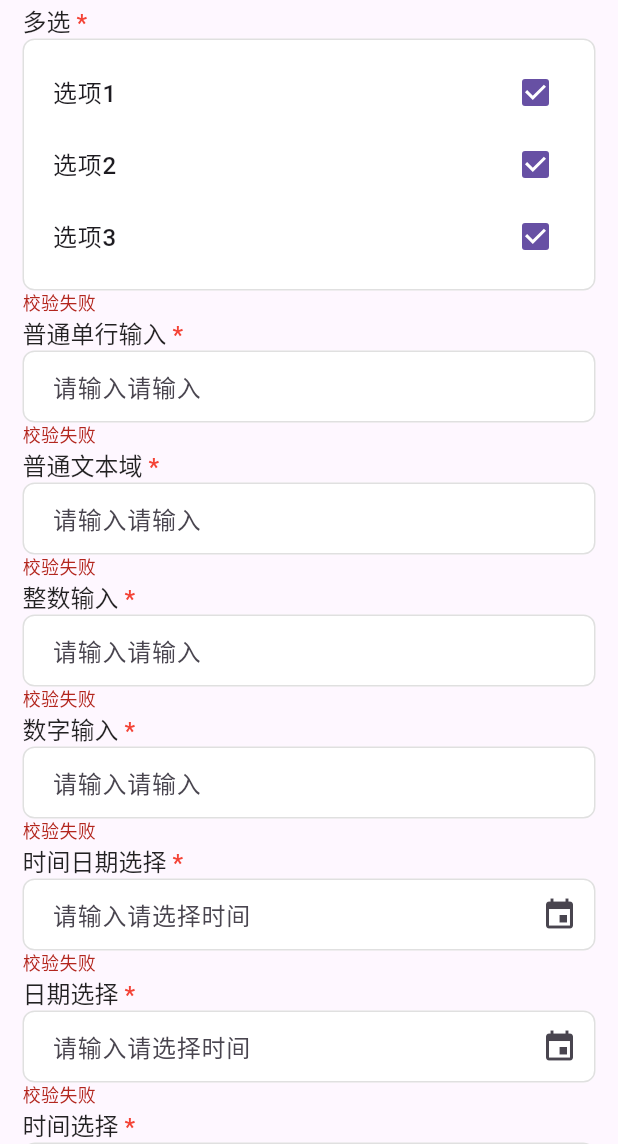
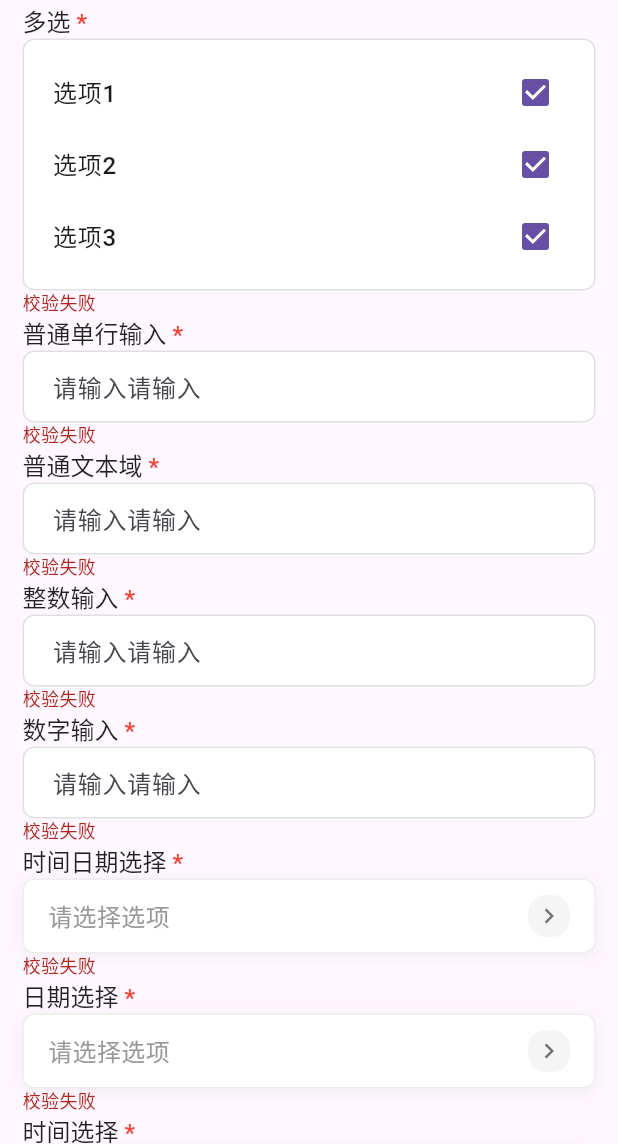
Before and after one commit to yuzhido/simple_ui_for_flutter, a Flutter app: the CustomFormPage screen opened directly, scrolled down 576 dp, on a phone screen of 412 x 824 dp, the part 92-1236 px from its top. Run offline on Flutter 3.47's test engine with Material 3 defaults, Android fonts, the phone set to English and light mode, and no system bars; our stand-ins replace dio, file_picker, flutter_image_compress, image_picker, permission_handler; missing offline and left inert: mobile_scanner.

Commit message:
表单组件重构

```diff
--- a/example/lib/main.dart
+++ b/example/lib/main.dart
@@ -1,4 +1,5 @@
 import 'package:example/pages/cate_page/config_form_examples.dart';
+import 'package:example/pages/cate_page/custom_form_example_demos.dart';
 import 'package:example/pages/cate_page/dropdown_choose_example.dart';
 import 'package:example/pages/cate_page/file_upload_example.dart';
 import 'package:example/pages/cate_page/form_builder_example.dart';
@@ -51,6 +52,11 @@ class HomePage extends StatelessWidget {
             ElevatedButton(
               onPressed: () => Navigator.push(context, MaterialPageRoute(builder: (_) => const ConfigFormExamplesPage())),
               child: const Text('配置表单（ConfigForm）示例'),
+            ),
+            const SizedBox(height: 12),
+            ElevatedButton(
+              onPressed: () => Navigator.push(context, MaterialPageRoute(builder: (_) => const CustomFormExampleDemosPage())),
+              child: const Text('最新配置表单(CustomFormExampleDemosPage)示例'),
             ),
             const SizedBox(height: 12),
 
--- a/lib/src/custom_form/widgets/date_for_date.dart
+++ b/lib/src/custom_form/widgets/date_for_date.dart
@@ -1,6 +1,7 @@
 import 'package:flutter/material.dart';
-import 'package:simple_ui/src/config_form/utils/basic_style.dart';
-import 'package:simple_ui/src/custom_form/index.dart';
+import 'package:simple_ui/src/custom_form/widgets/error_info.dart';
+import 'package:simple_ui/src/custom_form/widgets/label_info.dart';
+import 'package:simple_ui/src/widgets/choose_container.dart';
 
 class DateForDate extends StatefulWidget {
   const DateForDate({super.key});
@@ -20,9 +21,7 @@ class _DateForDateState extends State<DateForDate> {
             crossAxisAlignment: CrossAxisAlignment.start,
             children: [
               LabelInfo(label: '日期选择', required: true),
-              TextFormField(
-                readOnly: true,
-                decoration: BasicStyle.inputStyle('请选择时间', suffixIcon: const Icon(Icons.event)),
+              ChooseContainer(
                 onTap: () async {
                   final DateTime? pickedDate = await showDatePicker(context: context, initialDate: DateTime.now(), firstDate: DateTime(2000), lastDate: DateTime(2100));
                   if (pickedDate == null) return;
--- a/lib/src/custom_form/widgets/date_for_date_time.dart
+++ b/lib/src/custom_form/widgets/date_for_date_time.dart
@@ -1,6 +1,7 @@
 import 'package:flutter/material.dart';
-import 'package:simple_ui/src/config_form/utils/basic_style.dart';
-import 'package:simple_ui/src/custom_form/index.dart';
+import 'package:simple_ui/src/custom_form/widgets/error_info.dart';
+import 'package:simple_ui/src/custom_form/widgets/label_info.dart';
+import 'package:simple_ui/src/widgets/choose_container.dart';
 
 class DateForDateTime extends StatefulWidget {
   const DateForDateTime({super.key});
@@ -20,9 +21,7 @@ class _DateForDateTimeState extends State<DateForDateTime> {
             crossAxisAlignment: CrossAxisAlignment.start,
             children: [
               LabelInfo(label: '时间日期选择', required: true),
-              TextFormField(
-                readOnly: true,
-                decoration: BasicStyle.inputStyle('请选择时间', suffixIcon: const Icon(Icons.event)),
+              ChooseContainer(
                 onTap: () async {
                   final DateTime? pickedDate = await showDatePicker(context: context, initialDate: DateTime.now(), firstDate: DateTime(2000), lastDate: DateTime(2100));
                   if (pickedDate == null) return;
@@ -32,7 +31,8 @@ class _DateForDateTimeState extends State<DateForDateTime> {
                   two(int v) => v.toString().padLeft(2, '0');
                   final dateStr = '${pickedDate.year}-${two(pickedDate.month)}-${two(pickedDate.day)}';
                   final timeStr = '${two(pickedTime.hour)}:${two(pickedTime.minute)}';
-                  '$dateStr $timeStr'; // final dateTimeStr =
+                  final dateTimeStr = '$dateStr $timeStr';
+                  print(dateTimeStr);
                 },
               ),
             ],
--- a/lib/src/custom_form/widgets/date_for_time.dart
+++ b/lib/src/custom_form/widgets/date_for_time.dart
@@ -1,6 +1,7 @@
 import 'package:flutter/material.dart';
-import 'package:simple_ui/src/config_form/utils/basic_style.dart';
-import 'package:simple_ui/src/custom_form/index.dart';
+import 'package:simple_ui/src/custom_form/widgets/error_info.dart';
+import 'package:simple_ui/src/custom_form/widgets/label_info.dart';
+import 'package:simple_ui/src/widgets/choose_container.dart';
 
 class DateForTime extends StatefulWidget {
   const DateForTime({super.key});
@@ -20,9 +21,7 @@ class _DateForTimeState extends State<DateForTime> {
             crossAxisAlignment: CrossAxisAlignment.start,
             children: [
               LabelInfo(label: '时间选择', required: true),
-              TextFormField(
-                readOnly: true,
-                decoration: BasicStyle.inputStyle('请选择时间', suffixIcon: const Icon(Icons.event)),
+              ChooseContainer(
                 onTap: () async {
                   final DateTime? pickedDate = await showDatePicker(context: context, initialDate: DateTime.now(), firstDate: DateTime(2000), lastDate: DateTime(2100));
                   if (pickedDate == null) return;
--- a/lib/src/custom_form/widgets/file_for_upload.dart
+++ b/lib/src/custom_form/widgets/file_for_upload.dart
@@ -1,6 +1,7 @@
 import 'package:flutter/material.dart';
 import 'package:simple_ui/simple_ui.dart';
-import 'package:simple_ui/src/custom_form/index.dart';
+import 'package:simple_ui/src/custom_form/widgets/error_info.dart';
+import 'package:simple_ui/src/custom_form/widgets/label_info.dart';
 
 class FileForUpload extends StatefulWidget {
   const FileForUpload({super.key});
--- a/lib/src/custom_form/widgets/input_for_integer.dart
+++ b/lib/src/custom_form/widgets/input_for_integer.dart
@@ -1,7 +1,8 @@
 import 'package:flutter/material.dart';
 import 'package:flutter/services.dart';
 import 'package:simple_ui/src/config_form/utils/basic_style.dart';
-import 'package:simple_ui/src/custom_form/index.dart';
+import 'package:simple_ui/src/custom_form/widgets/error_info.dart';
+import 'package:simple_ui/src/custom_form/widgets/label_info.dart';
 
 class InputForInteger extends StatefulWidget {
   const InputForInteger({super.key});
--- a/lib/src/custom_form/widgets/input_for_number.dart
+++ b/lib/src/custom_form/widgets/input_for_number.dart
@@ -1,7 +1,8 @@
 import 'package:flutter/material.dart';
 import 'package:flutter/services.dart';
 import 'package:simple_ui/src/config_form/utils/basic_style.dart';
-import 'package:simple_ui/src/custom_form/index.dart';
+import 'package:simple_ui/src/custom_form/widgets/error_info.dart';
+import 'package:simple_ui/src/custom_form/widgets/label_info.dart';
 
 class InputForNumber extends StatefulWidget {
   const InputForNumber({super.key});
--- a/lib/src/custom_form/widgets/input_for_text.dart
+++ b/lib/src/custom_form/widgets/input_for_text.dart
@@ -1,7 +1,8 @@
 import 'package:flutter/material.dart';
 import 'package:flutter/services.dart';
 import 'package:simple_ui/src/config_form/utils/basic_style.dart';
-import 'package:simple_ui/src/custom_form/index.dart';
+import 'package:simple_ui/src/custom_form/widgets/error_info.dart';
+import 'package:simple_ui/src/custom_form/widgets/label_info.dart';
 
 class InputForText extends StatefulWidget {
   const InputForText({super.key});
--- a/lib/src/custom_form/widgets/input_for_textarea.dart
+++ b/lib/src/custom_form/widgets/input_for_textarea.dart
@@ -1,7 +1,8 @@
 import 'package:flutter/material.dart';
 import 'package:flutter/services.dart';
 import 'package:simple_ui/src/config_form/utils/basic_style.dart';
-import 'package:simple_ui/src/custom_form/index.dart';
+import 'package:simple_ui/src/custom_form/widgets/error_info.dart';
+import 'package:simple_ui/src/custom_form/widgets/label_info.dart';
 
 class InputForTextarea extends StatefulWidget {
   const InputForTextarea({super.key});
--- a/lib/src/custom_form/widgets/select_for_checkbox.dart
+++ b/lib/src/custom_form/widgets/select_for_checkbox.dart
@@ -1,7 +1,8 @@
 import 'package:flutter/material.dart';
 import 'package:simple_ui/models/select_data.dart';
 import 'package:simple_ui/src/config_form/utils/basic_style.dart';
-import 'package:simple_ui/src/custom_form/index.dart';
+import 'package:simple_ui/src/custom_form/widgets/error_info.dart';
+import 'package:simple_ui/src/custom_form/widgets/label_info.dart';
 
 class SelectForCheckbox extends StatefulWidget {
   const SelectForCheckbox({super.key});
--- a/lib/src/custom_form/widgets/select_for_dropdown.dart
+++ b/lib/src/custom_form/widgets/select_for_dropdown.dart
@@ -1,5 +1,6 @@
 import 'package:flutter/material.dart';
-import 'package:simple_ui/src/custom_form/index.dart';
+import 'package:simple_ui/src/custom_form/widgets/error_info.dart';
+import 'package:simple_ui/src/custom_form/widgets/label_info.dart';
 import 'package:simple_ui/src/widgets/dropdown_container.dart';
 
 class SelectForDropdown extends StatefulWidget {
--- a/lib/src/custom_form/widgets/select_for_multiple.dart
+++ b/lib/src/custom_form/widgets/select_for_multiple.dart
@@ -1,5 +1,6 @@
 import 'package:flutter/material.dart';
-import 'package:simple_ui/src/custom_form/index.dart';
+import 'package:simple_ui/src/custom_form/widgets/error_info.dart';
+import 'package:simple_ui/src/custom_form/widgets/label_info.dart';
 import 'package:simple_ui/src/widgets/dropdown_container.dart';
 
 class SelectForMultiple extends StatefulWidget {
--- a/lib/src/custom_form/widgets/select_for_radio.dart
+++ b/lib/src/custom_form/widgets/select_for_radio.dart
@@ -1,7 +1,8 @@
 import 'package:flutter/material.dart';
 import 'package:simple_ui/models/select_data.dart';
 import 'package:simple_ui/src/config_form/utils/basic_style.dart';
-import 'package:simple_ui/src/custom_form/index.dart';
+import 'package:simple_ui/src/custom_form/widgets/error_info.dart';
+import 'package:simple_ui/src/custom_form/widgets/label_info.dart';
 
 class SelectForRadio extends StatefulWidget {
   const SelectForRadio({super.key});
--- a/lib/src/custom_form/widgets/select_for_single.dart
+++ b/lib/src/custom_form/widgets/select_for_single.dart
@@ -1,5 +1,6 @@
 import 'package:flutter/material.dart';
-import 'package:simple_ui/src/custom_form/index.dart';
+import 'package:simple_ui/src/custom_form/widgets/error_info.dart';
+import 'package:simple_ui/src/custom_form/widgets/label_info.dart';
 import 'package:simple_ui/src/widgets/dropdown_container.dart';
 
 class SelectForSingle extends StatefulWidget {
--- /dev/null
+++ b/lib/src/widgets/choose_container.dart
@@ -0,0 +1,57 @@
+import 'package:flutter/material.dart';
+import 'package:simple_ui/src/widgets/multiple_value.dart';
+import 'package:simple_ui/src/widgets/single_value.dart';
+
+// 选择组件
+class ChooseContainer extends StatefulWidget {
+  // 是否多选
+  final bool? multiple;
+  // 提示词占位符
+  final String tips;
+  // 选中的值
+  final dynamic value;
+  // 是否正在进行选择
+  final bool isChoosing;
+  // 选择组件
+  final Function? onTap;
+  const ChooseContainer({super.key, this.multiple = false, this.tips = '请选择选项', this.onTap, this.value, this.isChoosing = false});
+  @override
+  State<ChooseContainer> createState() => _DropdownContainerState();
+}
+
+class _DropdownContainerState extends State<ChooseContainer> {
+  @override
+  Widget build(BuildContext context) {
+    return InkWell(
+      onTap: () {
+        if (widget.onTap != null) {
+          widget.onTap!();
+        }
+      },
+      child: Container(
+        padding: const EdgeInsets.symmetric(vertical: 10, horizontal: 16),
+        decoration: BoxDecoration(
+          color: Colors.white,
+          borderRadius: BorderRadius.circular(8),
+          border: Border.all(color: Colors.grey[200]!),
+          boxShadow: [BoxShadow(color: Colors.black.withValues(alpha: 0.05), blurRadius: 8, offset: const Offset(0, 2))],
+        ),
+        child: Row(
+          mainAxisAlignment: MainAxisAlignment.spaceBetween,
+          children: [
+            // 单选多选的值
+            Expanded(
+              child: widget.multiple == true ? MultipleValue(value: widget.value ?? [], tips: widget.tips) : SingleValue(value: widget.value ?? '', tips: widget.tips),
+            ),
+            // 提示小箭头
+            Container(
+              padding: const EdgeInsets.all(4),
+              decoration: BoxDecoration(color: Colors.grey[100], borderRadius: BorderRadius.circular(12)),
+              child: Icon(widget.isChoosing ? Icons.keyboard_arrow_down : Icons.keyboard_arrow_right, color: Colors.grey[600], size: 20),
+            ),
+          ],
+        ),
+      ),
+    );
+  }
+}
--- /dev/null
+++ b/lib/src/widgets/single_value.dart
@@ -0,0 +1,22 @@
+import 'package:flutter/material.dart';
+
+// 单选值显示
+class SingleValue extends StatelessWidget {
+  // 提示词占位符
+  final String tips;
+  // 单选的数据
+  final String? value;
+  const SingleValue({super.key, this.tips = '请选择(单选)', this.value});
+  @override
+  Widget build(BuildContext context) {
+    return Text(
+      (value != null && value != '') ? value! : tips,
+      style: TextStyle(
+        fontSize: 16,
+        color: (value != null && value != '') ? const Color(0xFF333333) : const Color(0xFF999999),
+        fontWeight: value != null ? FontWeight.w500 : FontWeight.normal,
+      ),
+      overflow: TextOverflow.ellipsis,
+    );
+  }
+}
```
Also changed, not shown: example/lib/pages/cate_page/custom_form_example_demos.dart (added, +29 -0 lines), lib/src/custom_form/widgets/index.dart (added, +16 -0 lines), lib/src/widgets/multiple_value.dart (added, +35 -0 lines), lib/src/custom_form/models/index.dart (added).
